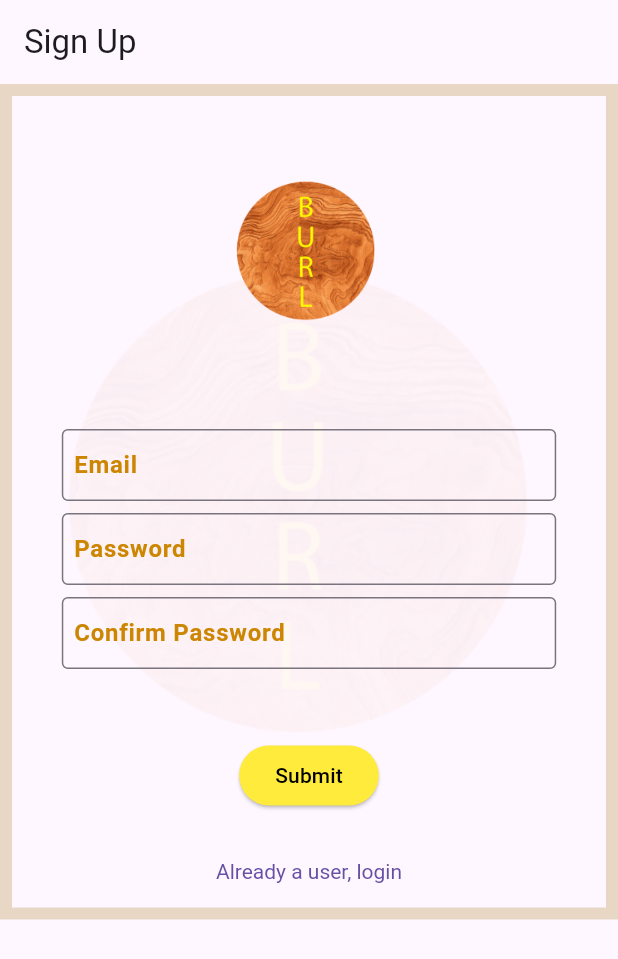
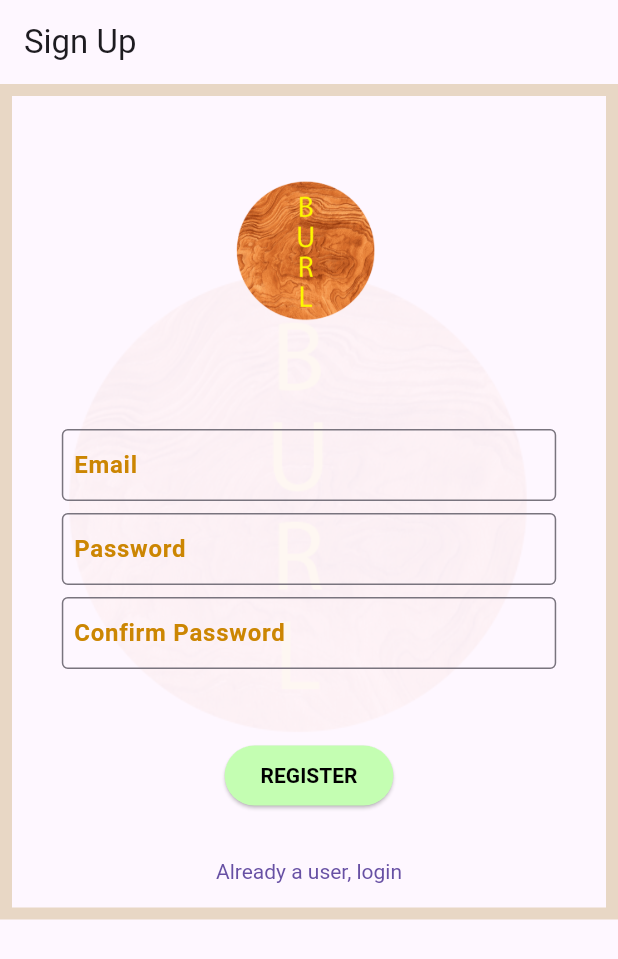
Before and after one commit to StevenReiss/burl, a Flutter app: the BurlRegisterWidget screen opened directly, on a phone screen of 412 x 824 dp. Shown: the top 959 px of the screen. Run offline on Flutter 3.47's test engine with Material 3 defaults, Android fonts, the phone set to English and light mode, and no system bars; our stand-ins replace file_picker, flutter_spinbox, shared_preferences; missing offline and left inert: duration_picker; accounts and stored records are empty; network calls fail.

Commit message:
Change submit button backgrounds away from yellow.

```diff
--- a/burlui/lib/lookandfeel.dart
+++ b/burlui/lib/lookandfeel.dart
@@ -25,7 +25,7 @@ final Color toolTipRightColor = Colors.yellow.shade200;
 const double toolTipHeight = 50;
 const double toolTipFontSize = 18;
 
-const Color submitBackgroundColor = Colors.yellow;
+const Color submitBackgroundColor = Color.fromARGB(255, 196, 254, 178);
 const Color submitForegroundColor = Colors.black;
 const double buttonFontSize = 14;
 
--- a/burlui/lib/pages/loginpage.dart
+++ b/burlui/lib/pages/loginpage.dart
@@ -156,7 +156,7 @@ class _BurlLoginWidgetState extends State<BurlLoginWidget> {
                       ),
                       width: MediaQuery.of(context).size.width * 0.4,
                       child: widgets.submitButton(
-                        "Login",
+                        "LOGIN",
                         _handleLogin,
                       ),
                     ),
--- a/burlui/lib/pages/registerpage.dart
+++ b/burlui/lib/pages/registerpage.dart
@@ -120,7 +120,7 @@ class _BurlRegisterWidgetState extends State<BurlRegisterWidget> {
                     widgets.fieldSeparator(),
                     //   const Text("You will have to validate your email before logging in."),
                     //   widgets.fieldSeparator(),
-                    widgets.submitButton("Submit", _handleRegister),
+                    widgets.submitButton("REGISTER", _handleRegister),
                   ],
                 ),
               ),
--- a/burlui/lib/widgets.dart
+++ b/burlui/lib/widgets.dart
@@ -271,6 +271,7 @@ Widget submitButton(
   ButtonStyle style = ElevatedButton.styleFrom(
     backgroundColor: laf.submitBackgroundColor,
     foregroundColor: laf.submitForegroundColor,
+    textStyle: TextStyle(fontWeight: FontWeight.bold),
     //  overlayColor: Colors.brown,
   );
   if (!enabled) action = null;
```
